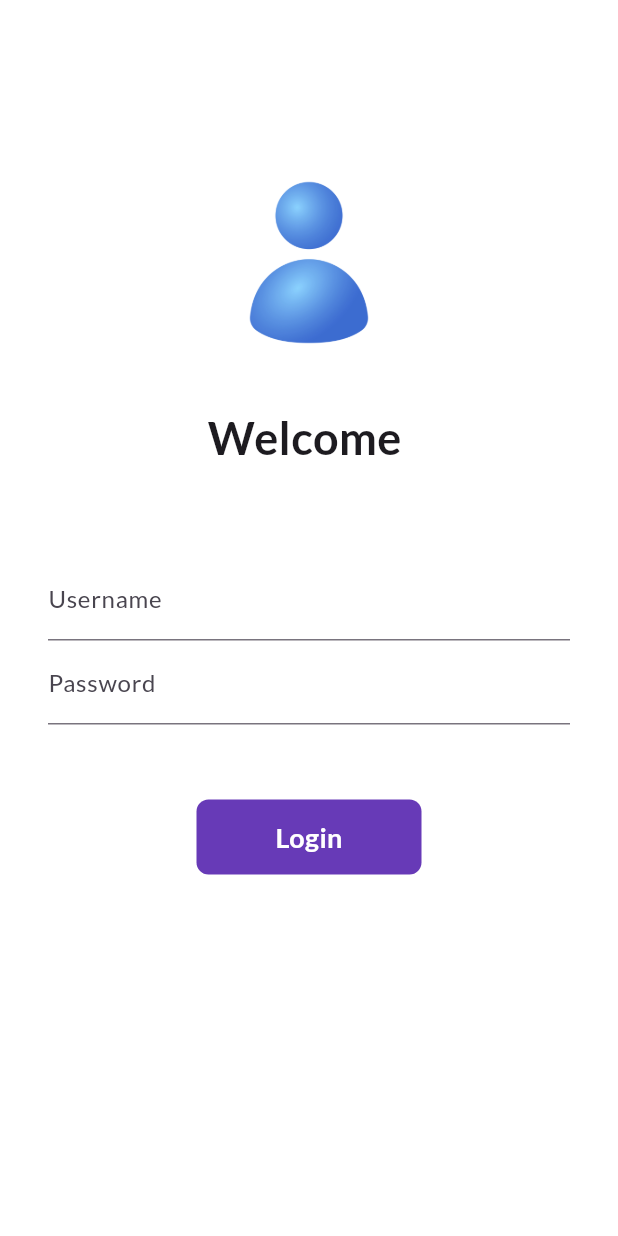
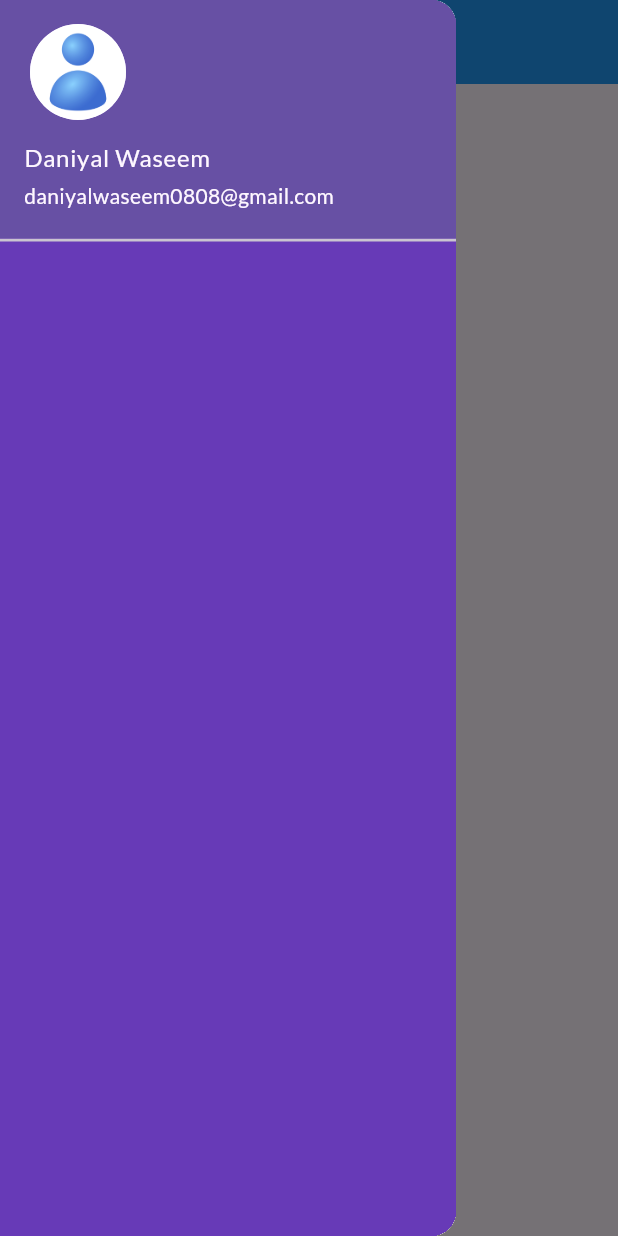
Before and after one commit to Muhammad-Daniyal-Waseem/catalogApp, a Flutter app: the screen it shows after launch, with the side drawer open (before the commit the screen has no drawer), on a phone screen of 412 x 824 dp. Run offline on Flutter 3.47's test engine with Material 3 defaults, Android fonts, the phone set to English and light mode, and no system bars; our stand-ins replace google_fonts.

Commit message:
side bar changes added

```diff
--- a/catalogapp/lib/main.dart
+++ b/catalogapp/lib/main.dart
@@ -18,7 +18,7 @@
         theme: ThemeData(
           fontFamily: GoogleFonts.lato().fontFamily,
         ),
-        initialRoute: Routes.loginRoute,
+        initialRoute: Routes.homeRoute,
         routes: {
           Routes.homeRoute: (context) => Home(),
           Routes.loginRoute: (context) => Login(),
--- a/catalogapp/lib/pages/home.dart
+++ b/catalogapp/lib/pages/home.dart
@@ -1,4 +1,5 @@
 import 'package:flutter/material.dart';
+import 'package:catalogapp/widgets/MyDrawer.dart'; // Ensure this contains `homeRoute`
 
 class Home extends StatelessWidget {
   const Home({super.key});
@@ -14,7 +15,7 @@
       body: Center(
         child: Text("Hello Daniyal Waseem,"),
       ),
-      drawer: Drawer(),
+      drawer: MyDrawer(),
     );
   }
 }
--- /dev/null
+++ b/catalogapp/lib/widgets/myDrawer.dart
@@ -0,0 +1,32 @@
+import 'package:flutter/material.dart';
+
+class MyDrawer extends StatelessWidget {
+  const MyDrawer({super.key});
+
+  final imageUrl = "";
+  @override
+  Widget build(BuildContext context) {
+    return Drawer(
+      child: Container(
+        color: Colors.deepPurple,
+        child: ListView(
+          children: [
+            DrawerHeader(
+                padding: EdgeInsets.zero,
+                margin: EdgeInsets.zero,
+                child: UserAccountsDrawerHeader(
+                    margin: EdgeInsets.zero,
+                    currentAccountPicture: Padding(
+                      padding: const EdgeInsets.only(bottom: 8.0),
+                      child: CircleAvatar(
+                        backgroundImage: AssetImage("assets/images/person.jpg"),
+                      ),
+                    ),
+                    accountName: Text("Daniyal Waseem"),
+                    accountEmail: Text("daniyalwaseem0808@gmail.com"))),
+          ],
+        ),
+      ),
+    );
+  }
+}
--- a/catalogapp/pubspec.yaml
+++ b/catalogapp/pubspec.yaml
@@ -60,6 +60,8 @@
   # To add assets to your application, add an assets section, like this:
   assets:
     - assets/images/
+    - assets/images/daniyal.png
+
     # - images/a_dot_ham.jpeg
 
   # An image asset can refer to one or more resolution-specific "variants", see
```
Also changed, not shown: catalogapp/assets/images/daniyal.png (added).
